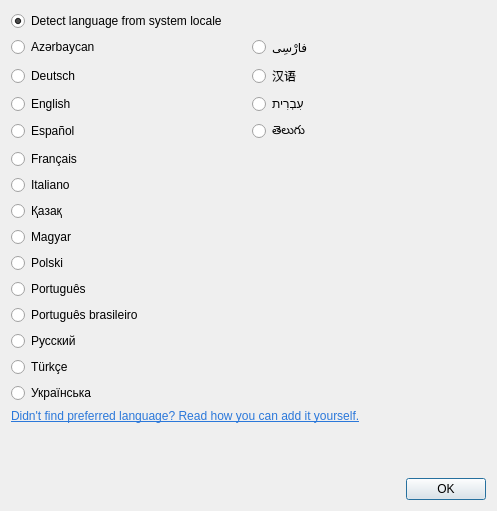
Old version of the form src/bin/scenarist-desktop/UserInterfaceLayer/Settings/LanguageDialog.ui in the repository dimkanovikov/KITScenarist.
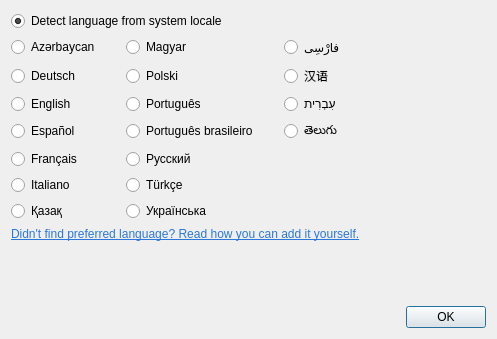
New version of the form.

Commit message: Make language dialog smaller to it can be shown in lowres screens #808

```diff
--- a/src/bin/scenarist-desktop/UserInterfaceLayer/Settings/LanguageDialog.ui
+++ b/src/bin/scenarist-desktop/UserInterfaceLayer/Settings/LanguageDialog.ui
@@ -7,7 +7,7 @@
     <x>0</x>
     <y>0</y>
     <width>497</width>
-    <height>511</height>
+    <height>339</height>
    </rect>
   </property>
   <property name="minimumSize">
@@ -20,6 +20,73 @@
    <string>Choose application language</string>
   </property>
   <layout class="QGridLayout" name="gridLayout">
+   <property name="horizontalSpacing">
+    <number>26</number>
+   </property>
+   <item row="6" column="1">
+    <widget class="QRadioButton" name="turkish">
+     <property name="text">
+      <string>Türkçe</string>
+     </property>
+     <property name="checked">
+      <bool>false</bool>
+     </property>
+    </widget>
+   </item>
+   <item row="1" column="1">
+    <widget class="QRadioButton" name="hungarian">
+     <property name="text">
+      <string>Magyar</string>
+     </property>
+    </widget>
+   </item>
+   <item row="4" column="1">
+    <widget class="QRadioButton" name="portuguesBrasil">
+     <property name="text">
+      <string>Português brasileiro</string>
+     </property>
+     <property name="checked">
+      <bool>false</bool>
+     </property>
+    </widget>
+   </item>
+   <item row="3" column="1">
+    <widget class="QRadioButton" name="portugues">
+     <property name="text">
+      <string>Português</string>
+     </property>
+     <property name="checked">
+      <bool>false</bool>
+     </property>
+    </widget>
+   </item>
+   <item row="7" column="1">
+    <widget class="QRadioButton" name="ukrainian">
+     <property name="text">
+      <string>Українська</string>
+     </property>
+    </widget>
+   </item>
+   <item row="5" column="1">
+    <widget class="QRadioButton" name="russian">
+     <property name="text">
+      <string>Русский</string>
+     </property>
+     <property name="checked">
+      <bool>false</bool>
+     </property>
+    </widget>
+   </item>
+   <item row="2" column="1">
+    <widget class="QRadioButton" name="polish">
+     <property name="text">
+      <string>Polski</string>
+     </property>
+     <property name="checked">
+      <bool>false</bool>
+     </property>
+    </widget>
+   </item>
    <item row="4" column="0">
     <widget class="QRadioButton" name="spanish">
      <property name="text">
@@ -27,7 +94,7 @@
      </property>
     </widget>
    </item>
-   <item row="16" column="0" colspan="2">
+   <item row="16" column="0" colspan="3">
     <spacer name="verticalSpacer">
      <property name="orientation">
       <enum>Qt::Vertical</enum>
@@ -54,17 +121,7 @@
      </property>
     </widget>
    </item>
-   <item row="12" column="0">
-    <widget class="QRadioButton" name="russian">
-     <property name="text">
-      <string>Русский</string>
-     </property>
-     <property name="checked">
-      <bool>false</bool>
-     </property>
-    </widget>
-   </item>
-   <item row="0" column="0" colspan="2">
+   <item row="0" column="0" colspan="3">
     <widget class="QRadioButton" name="system">
      <property name="text">
       <string>Detect language from system locale</string>
@@ -74,13 +131,6 @@
      </property>
     </widget>
    </item>
-   <item row="14" column="0">
-    <widget class="QRadioButton" name="ukrainian">
-     <property name="text">
-      <string>Українська</string>
-     </property>
-    </widget>
-   </item>
    <item row="3" column="0">
     <widget class="QRadioButton" name="english">
      <property name="text">
@@ -91,64 +141,6 @@
      </property>
     </widget>
    </item>
-   <item row="10" column="0">
-    <widget class="QRadioButton" name="portugues">
-     <property name="text">
-      <string>Português</string>
-     </property>
-     <property name="checked">
-      <bool>false</bool>
-     </property>
-    </widget>
-   </item>
-   <item row="9" column="0">
-    <widget class="QRadioButton" name="polish">
-     <property name="text">
-      <string>Polski</string>
-     </property>
-     <property name="checked">
-      <bool>false</bool>
-     </property>
-    </widget>
-   </item>
-   <item row="17" column="0" colspan="2">
-    <layout class="QHBoxLayout" name="horizontalLayout">
-     <item>
-      <widget class="QDialogButtonBox" name="buttons">
-       <property name="standardButtons">
-        <set>QDialogButtonBox::Ok</set>
-       </property>
-      </widget>
-     </item>
-    </layout>
-   </item>
-   <item row="15" column="0" colspan="2">
-    <widget class="QLabel" name="label">
-     <property name="text">
-      <string>&lt;a href=&quot;https://github.com/dimkanovikov/KITScenarist/wiki/How-to-add-the-translation-of-KIT-Scenarist-to-your-native-language-or-improve-one-of-existing%3F&quot; style=&quot;color:#2b78da;&quot;&gt;Didn't find preferred language? Read how you can add it yourself.&lt;/a&gt;</string>
-     </property>
-     <property name="openExternalLinks">
-      <bool>true</bool>
-     </property>
-    </widget>
-   </item>
-   <item row="13" column="0">
-    <widget class="QRadioButton" name="turkish">
-     <property name="text">
-      <string>Türkçe</string>
-     </property>
-     <property name="checked">
-      <bool>false</bool>
-     </property>
-    </widget>
-   </item>
-   <item row="8" column="0">
-    <widget class="QRadioButton" name="hungarian">
-     <property name="text">
-      <string>Magyar</string>
-     </property>
-    </widget>
-   </item>
    <item row="6" column="0">
     <widget class="QRadioButton" name="italian">
      <property name="text">
@@ -170,41 +162,65 @@
      </property>
     </widget>
    </item>
-   <item row="1" column="1">
+   <item row="1" column="2">
     <widget class="QRadioButton" name="farsi">
      <property name="text">
       <string>فارْسِى</string>
      </property>
     </widget>
    </item>
-   <item row="2" column="1">
+   <item row="2" column="2">
     <widget class="QRadioButton" name="chinese">
      <property name="text">
       <string>汉语</string>
      </property>
     </widget>
    </item>
-   <item row="3" column="1">
+   <item row="3" column="2">
     <widget class="QRadioButton" name="hebrew">
      <property name="text">
       <string>עִבְרִית</string>
      </property>
     </widget>
    </item>
-   <item row="4" column="1">
+   <item row="4" column="2">
     <widget class="QRadioButton" name="telugu">
      <property name="text">
       <string>తెలుగు</string>
      </property>
     </widget>
    </item>
-   <item row="11" column="0">
-    <widget class="QRadioButton" name="portuguesBrasil">
+   <item row="3" column="3">
+    <spacer name="horizontalSpacer">
+     <property name="orientation">
+      <enum>Qt::Horizontal</enum>
+     </property>
+     <property name="sizeHint" stdset="0">
+      <size>
+       <width>40</width>
+       <height>20</height>
+      </size>
+     </property>
+    </spacer>
+   </item>
+   <item row="17" column="0" colspan="4">
+    <layout class="QHBoxLayout" name="horizontalLayout">
+     <item>
+      <widget class="QDialogButtonBox" name="buttons">
+       <property name="standardButtons">
+        <set>QDialogButtonBox::Ok</set>
+       </property>
+      </widget>
+     </item>
+    </layout>
+   </item>
+   <item row="15" column="0" colspan="4">
+    <widget class="QLabel" name="label">
      <property name="text">
-      <string>Português brasileiro</string>
+      <string>&lt;a href=&quot;https://github.com/dimkanovikov/KITScenarist/wiki/How-to-add-the-translation-of-KIT-Scenarist-to-your-native-language-or-improve-one-of-existing%3F&quot; style=&quot;color:#2b78da;&quot;&gt;Didn't find preferred language? Read how you can add it yourself.&lt;/a&gt;</string>
      </property>
-     <property name="checked">
-      <bool>false</bool>
+     <property name="openExternalLinks">
+      <bool>true</bool>
      </property>
     </widget>
    </item>
```
Left out of the diff: 2 changed lines with no effect on the pictures. The commit also changes 1 other file.
